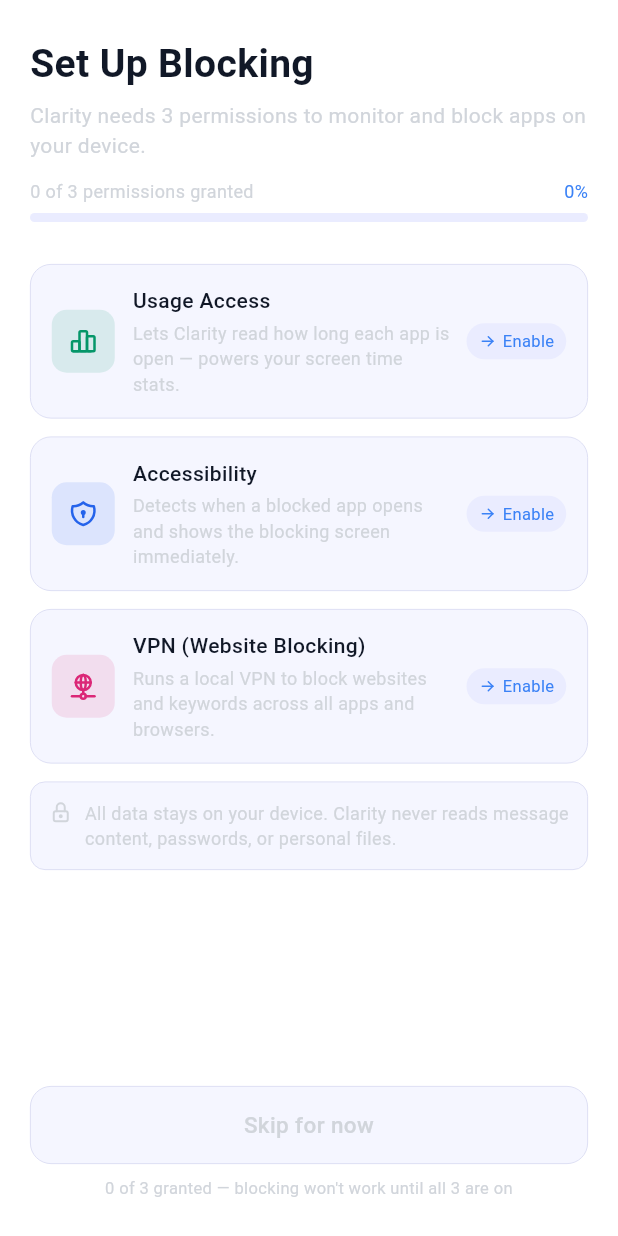
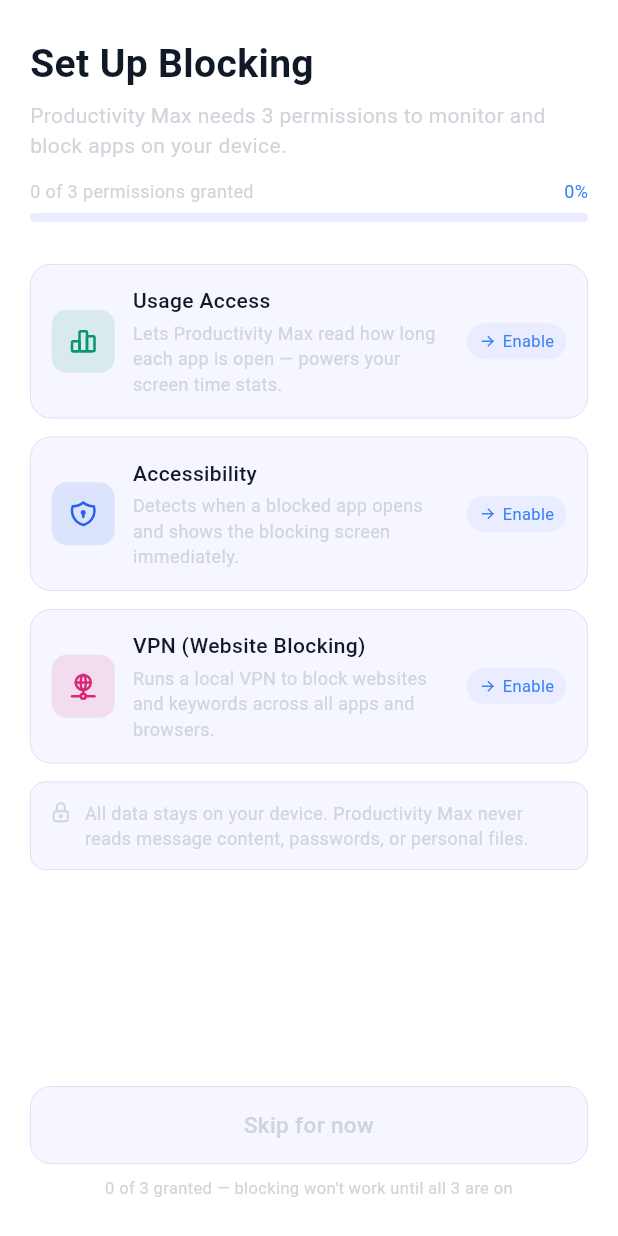
Before and after one commit to DannyOluyole/daniel-s-planner, a Flutter app: the PermissionsScreen screen opened by its route, on a phone screen of 412 x 824 dp. Run offline on Flutter 3.47's test engine with Material 3 defaults, Android fonts, the phone set to English and light mode, and no system bars; our stand-ins replace cloud_firestore, firebase_auth, firebase_core, flutter_riverpod, flutter_tabler_icons, go_router and 4 more; missing offline and left inert: purchases_flutter; accounts and stored records are empty.

Commit message:
Rename app display name from Clarity to Productivity Max
Updates all user-visible strings across Flutter, Android, and iOS:
- lib/main.dart app title
- Android strings.xml (app_name, accessibility description)
- Android AndroidManifest.xml android:label
- iOS Info.plist CFBundleDisplayName
- Permissions screen, onboarding, auth, dashboard, community, paywall copy

https://claude.ai/code/session_0129u8EVXyXnTwquTEZbWWSt

```diff
--- a/clarity/lib/features/auth/presentation/widgets/auth_shared.dart
+++ b/clarity/lib/features/auth/presentation/widgets/auth_shared.dart
@@ -20,7 +20,7 @@ class ClarityAuthLogo extends StatelessWidget {
               color: ct.purplePale, size: 20),
         ),
         const SizedBox(width: 10),
-        Text('CLARITY',
+        Text('PRODUCTIVITY MAX',
             style: TextStyle(
                 fontSize: 15,
                 fontWeight: FontWeight.w500,
--- a/clarity/lib/features/community/data/community_model.dart
+++ b/clarity/lib/features/community/data/community_model.dart
@@ -89,7 +89,7 @@ class CommunityNotifier extends StateNotifier<CommunityState> {
               badgeColor: ct.teal,
               timeAgo: '2 hours ago',
               body:
-                  "Had a really hard evening. Opened TikTok three times out of habit — Clarity blocked it each time. But I didn't give in. That counts.",
+                  "Had a really hard evening. Opened TikTok three times out of habit — Productivity Max blocked it each time. But I didn't give in. That counts.",
               likes: 24,
               replies: 8,
               liked: true,
--- a/clarity/lib/features/community/presentation/screens/community_screen.dart
+++ b/clarity/lib/features/community/presentation/screens/community_screen.dart
@@ -103,7 +103,7 @@ class _FeedTab extends StatelessWidget {
           badgeColor: ct.teal,
           timeAgo: '2 hours ago',
           body:
-              'Had a really hard evening. Opened TikTok three times out of habit — Clarity blocked it each time. But I didn\'t give in. That counts.',
+              'Had a really hard evening. Opened TikTok three times out of habit — Productivity Max blocked it each time. But I didn\'t give in. That counts.',
           likes: 24,
           replies: 8,
           liked: true,
--- a/clarity/lib/features/dashboard/presentation/screens/dashboard_screen.dart
+++ b/clarity/lib/features/dashboard/presentation/screens/dashboard_screen.dart
@@ -374,7 +374,7 @@ class _AINudge extends StatelessWidget {
             child: Column(
               crossAxisAlignment: CrossAxisAlignment.start,
               children: [
-                Text('Clarity',
+                Text('Productivity Max',
                     style: TextStyle(fontSize: 13, fontWeight: FontWeight.w500,
                         color: ct.textSecondary)),
                 const SizedBox(height: 4),
--- a/clarity/lib/features/onboarding/presentation/screens/onboarding_screen.dart
+++ b/clarity/lib/features/onboarding/presentation/screens/onboarding_screen.dart
@@ -121,7 +121,7 @@ class _AppLogo extends StatelessWidget {
         decoration: BoxDecoration(color: ct.purpleDeep, borderRadius: BorderRadius.circular(16)),
         child: Icon(TablerIcons.leaf, color: ct.purplePale, size: 26)),
     const SizedBox(height: 10),
-    Text('CLARITY', style: TextStyle(fontSize: 13, fontWeight: FontWeight.w500,
+    Text('PRODUCTIVITY MAX', style: TextStyle(fontSize: 13, fontWeight: FontWeight.w500,
         color: ct.purple, letterSpacing: 0.08 * 13)),
   ]);
 }
--- a/clarity/lib/features/paywall/presentation/screens/paywall_screen.dart
+++ b/clarity/lib/features/paywall/presentation/screens/paywall_screen.dart
@@ -145,7 +145,7 @@ class _PaywallHero extends StatelessWidget {
               size: 34, color: ct.purplePale),
         ),
         const SizedBox(height: 16),
-        Text('Unlock Clarity Premium',
+        Text('Unlock Productivity Max Premium',
             textAlign: TextAlign.center,
             style: TextStyle(fontSize: 24, fontWeight: FontWeight.w500,
                 color: ct.textPrimary)),
--- a/clarity/lib/features/permissions/presentation/screens/permissions_screen.dart
+++ b/clarity/lib/features/permissions/presentation/screens/permissions_screen.dart
@@ -56,7 +56,7 @@ class _PermissionsScreenState extends ConsumerState<PermissionsScreen>
                       color: ct.textPrimary)),
               const SizedBox(height: 6),
               Text(
-                'Clarity needs 3 permissions to monitor and block apps on your device.',
+                'Productivity Max needs 3 permissions to monitor and block apps on your device.',
                 style: TextStyle(fontSize: 14, color: ct.textDisabled),
               ),
               const SizedBox(height: 12),
@@ -68,7 +68,7 @@ class _PermissionsScreenState extends ConsumerState<PermissionsScreen>
                 icon: TablerIcons.chart_bar,
                 iconColor: ct.teal,
                 title: 'Usage Access',
-                subtitle: 'Lets Clarity read how long each app is open — powers your screen time stats.',
+                subtitle: 'Lets Productivity Max read how long each app is open — powers your screen time stats.',
                 granted: perms.hasUsage,
                 onTap: perms.hasUsage ? null
                     : () => ref.read(permissionsProvider.notifier).requestUsage(),
@@ -109,7 +109,7 @@ class _PermissionsScreenState extends ConsumerState<PermissionsScreen>
                     const SizedBox(width: 8),
                     Expanded(
                       child: Text(
-                        'All data stays on your device. Clarity never reads message content, passwords, or personal files.',
+                        'All data stays on your device. Productivity Max never reads message content, passwords, or personal files.',
                         style: TextStyle(fontSize: 12, color: ct.textDisabled),
                       ),
                     ),
--- a/clarity/lib/main.dart
+++ b/clarity/lib/main.dart
@@ -49,7 +49,7 @@ class ClarityApp extends ConsumerWidget {
     ));
 
     return MaterialApp.router(
-      title:                  'Clarity',
+      title:                  'Productivity Max',
       debugShowCheckedModeBanner: false,
       theme:                  AppTheme.light,
       darkTheme:              AppTheme.dark,
```
Also changed, not shown: 3 other files.
